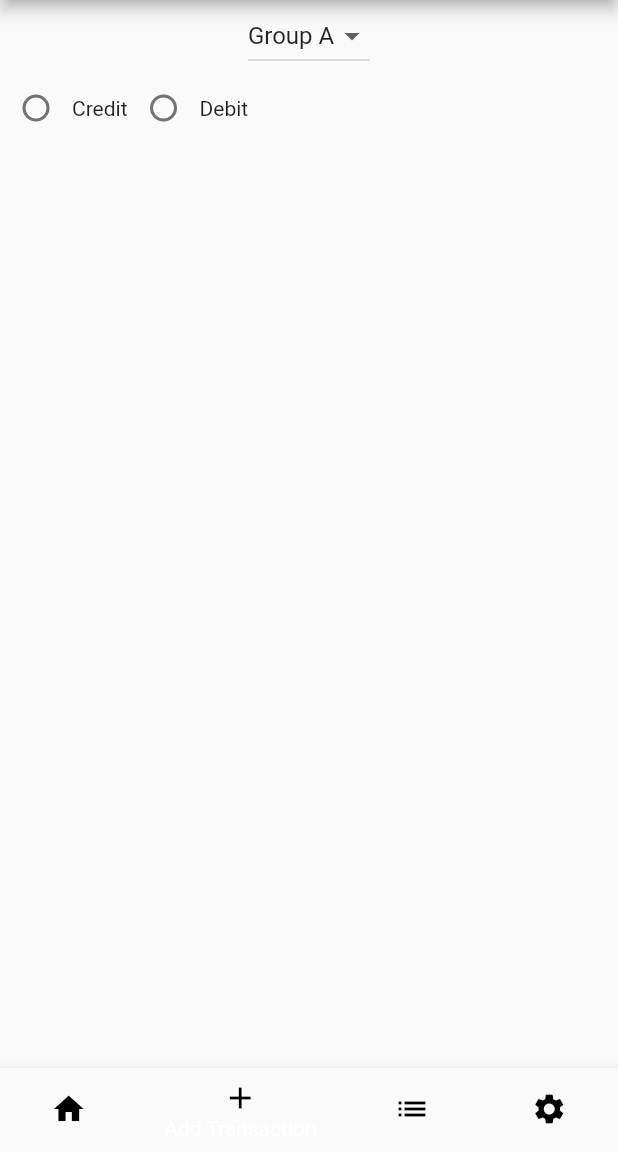
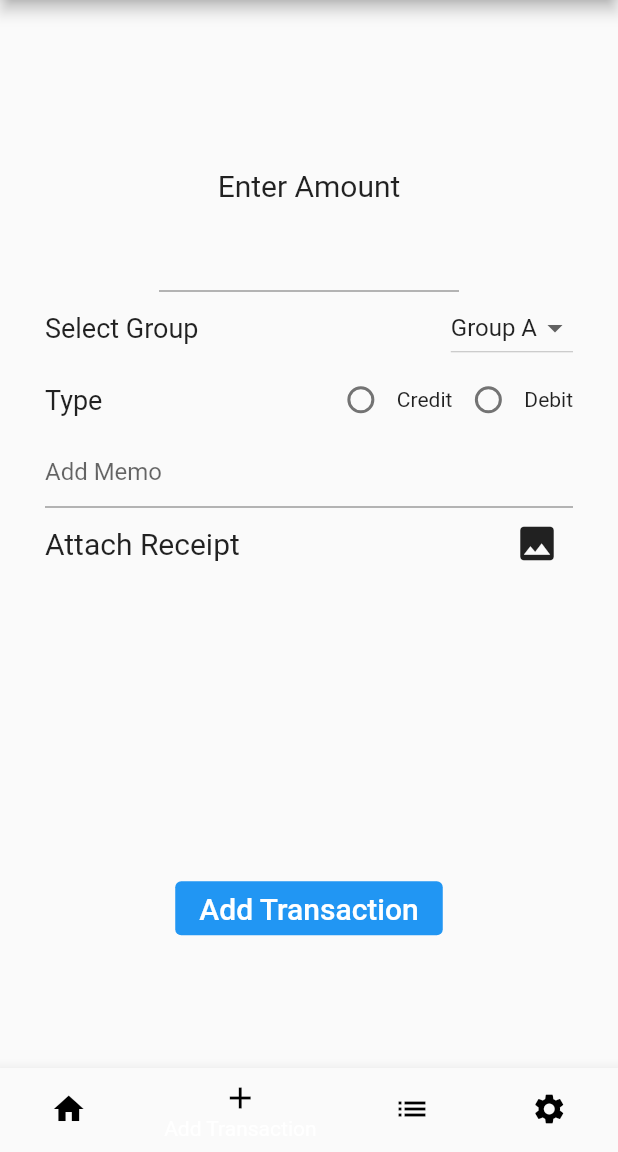
Before and after one commit to stupendoussuperpowers/expense-management-native, a Flutter app: the screen it shows after launch, item 2 of the bottom bar chosen, on a phone screen of 412 x 824 dp, the part 84-1236 px from its top. Run offline on Flutter 3.47's test engine with Material 2 defaults, Android fonts, the phone set to English and light mode, and no system bars.

Commit message:
Groups, Add Pages

```diff
--- a/expense_management/lib/main.dart
+++ b/expense_management/lib/main.dart
@@ -1,6 +1,7 @@
 import 'package:flutter/material.dart';
 import 'package:expense_management/pages/MainPage.dart';
 import './pages/AddTransaction.dart';
+import './pages/GroupsPage.dart';
 
 void main() {
   runApp(MyApp());
@@ -38,7 +39,7 @@ class _MyHomePageState extends State<MyHomePage> {
     var pageLists = [
       MainPage(), //Text('Home Page'),
       AddTransaction(), //Text('Add Transaction Page'),
-      Text('View Groups Page'),
+      GroupsPage(), //Text('View Groups Page'),
       Text('Settings Page'),
     ];
 
--- a/expense_management/lib/pages/AddTransaction.dart
+++ b/expense_management/lib/pages/AddTransaction.dart
@@ -9,9 +9,20 @@ class AddTransaction extends StatefulWidget {
 class _AddTransactionState extends State<AddTransaction> {
   String selectedGroup = 'Group A';
   String selectedType = '';
+  String memo = '';
+  int amount = 0;
 
   Widget selectType() {
     return Row(
+      mainAxisAlignment: MainAxisAlignment.spaceBetween,
+      children: [
+        Text(
+          'Type',
+          style: TextStyle(
+            fontSize: 18,
+          ),
+        ),
+        Row(
           children: [
             Row(
               children: [
@@ -42,13 +53,21 @@ class _AddTransactionState extends State<AddTransaction> {
               ],
             )
           ],
+        ),
+      ],
     );
   }
 
-  @override
-  Widget build(BuildContext context) {
-    return Column(
+  Widget selectGroup() {
+    return Row(
+      mainAxisAlignment: MainAxisAlignment.spaceBetween,
       children: [
+        Text(
+          'Select Group',
+          style: TextStyle(
+            fontSize: 18,
+          ),
+        ),
         DropdownButton(
           value: selectedGroup,
           onChanged: (value) => setState(() {
@@ -59,7 +78,98 @@ class _AddTransactionState extends State<AddTransaction> {
             DropdownMenuItem(child: Text('Group B'), value: 'Group B'),
           ],
         ),
+      ],
+    );
+  }
+
+  Widget addMemo() {
+    return TextField(
+      decoration: InputDecoration(
+        hintText: 'Add Memo',
+      ),
+      onChanged: (value) => setState(() {
+        memo = value;
+      }),
+    );
+  }
+
+  Widget addAmount() {
+    return Column(
+      children: [
+        Text(
+          'Enter Amount',
+          style: TextStyle(
+            fontSize: 20,
+          ),
+        ),
+        Container(
+          width: 200,
+          child: TextField(
+            decoration: InputDecoration(prefix: Text('Rs.')),
+            onChanged: (value) => setState(() {
+              amount = int.parse(value);
+            }),
+            keyboardType: TextInputType.number,
+            style: TextStyle(
+              fontSize: 30,
+            ),
+            textAlign: TextAlign.center,
+          ),
+        ),
+      ],
+    );
+  }
+
+  Widget addProof() {
+    return Row(
+      mainAxisAlignment: MainAxisAlignment.spaceBetween,
+      children: [
+        Text(
+          'Attach Receipt',
+          style: TextStyle(
+            fontSize: 20,
+          ),
+        ),
+        IconButton(
+          iconSize: 30,
+          onPressed: () {},
+          icon: Icon(Icons.image),
+        ),
+      ],
+    );
+  }
+
+  @override
+  Widget build(BuildContext context) {
+    return Column(
+      mainAxisAlignment: MainAxisAlignment.spaceAround,
+      children: [
+        Container(
+          padding: EdgeInsets.all(30),
+          child: Column(
+            mainAxisAlignment: MainAxisAlignment.center,
+            crossAxisAlignment: CrossAxisAlignment.center,
+            children: [
+              addAmount(),
+              selectGroup(),
               selectType(),
+              addMemo(),
+              addProof(),
+            ],
+          ),
+        ),
+        ElevatedButton(
+          style: ButtonStyle(
+            elevation: MaterialStateProperty.all(0),
+          ),
+          onPressed: () => {},
+          child: Text(
+            'Add Transaction',
+            style: TextStyle(
+              fontSize: 20,
+            ),
+          ),
+        )
       ],
     );
   }
--- /dev/null
+++ b/expense_management/lib/pages/GroupsPage.dart
@@ -0,0 +1,17 @@
+import 'package:flutter/material.dart';
+
+class GroupsPage extends StatelessWidget {
+  @override
+  Widget build(BuildContext context) {
+    return ListView.builder(
+      itemCount: 3,
+      itemBuilder: (context, index) {
+        return ListTile(
+          leading: Icon(Icons.group),
+          title: Text('Group A'),
+          subtitle: Text('Net: Rs. 1,430'),
+        );
+      },
+    );
+  }
+}
```
Lines whose indentation alone changed are shown as unchanged.
